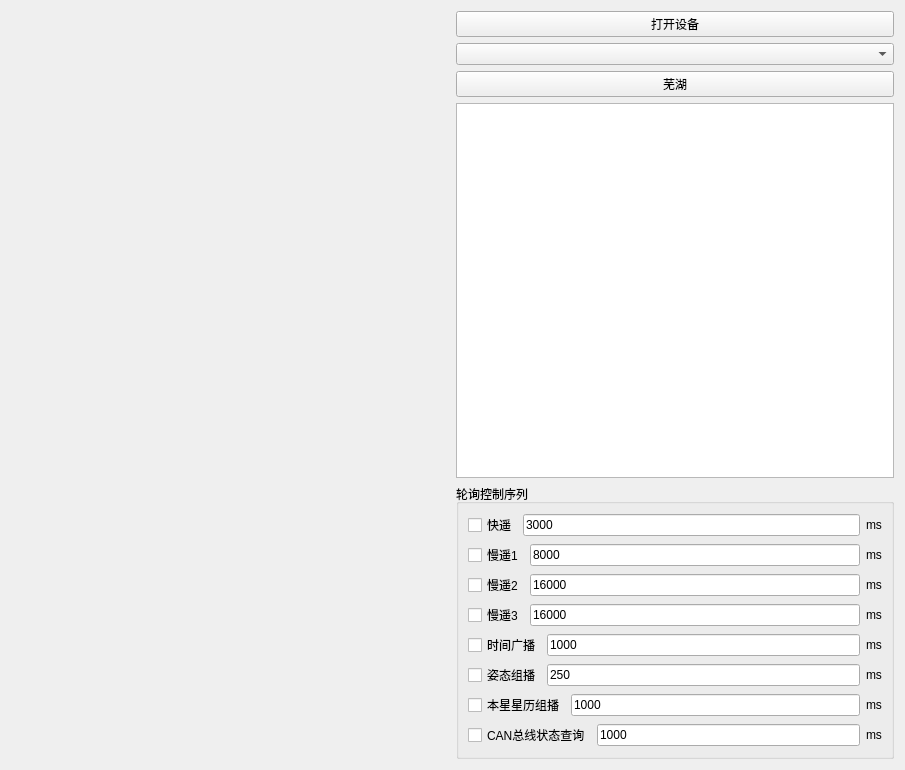
Above: JiangCan_Tools/can.ui from flamboyante/file-tools before the change. Below: the same form after it.
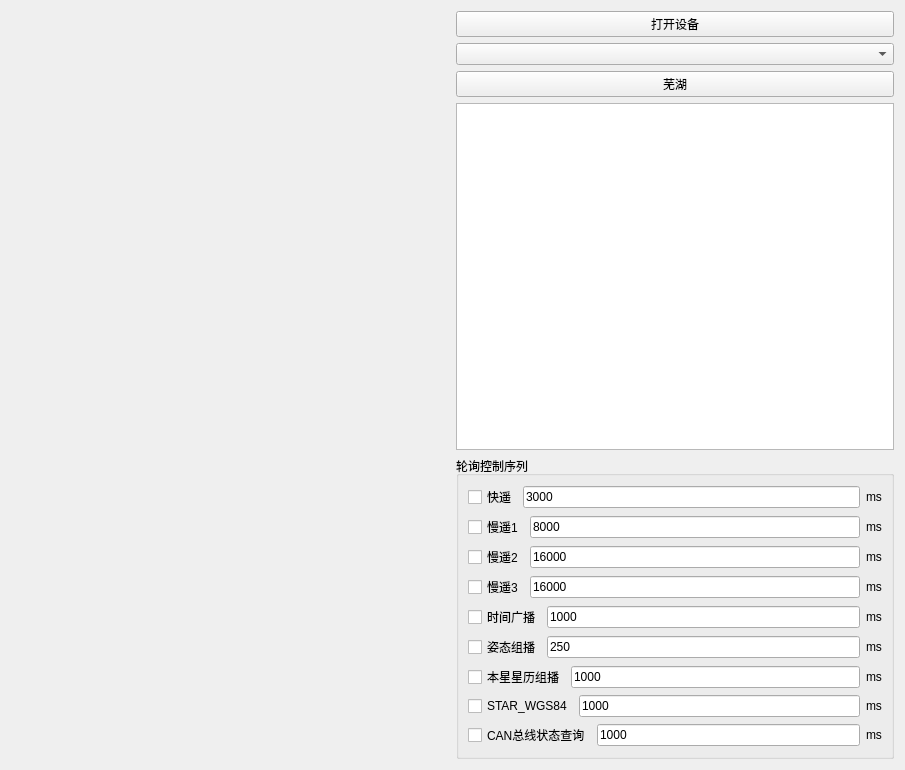
That is the form after the change.

Commit message: feat(can): add STAR_WGS84 dual-channel timed send

```diff
--- a/JiangCan_Tools/can.ui
+++ b/JiangCan_Tools/can.ui
@@ -250,6 +250,31 @@
             </item>
            </layout>
           </item>
+          <item>
+           <layout class="QHBoxLayout" name="horizontalLayout_11">
+            <item>
+             <widget class="QCheckBox" name="checkBox_star_wgs84">
+              <property name="text">
+               <string>STAR_WGS84</string>
+              </property>
+             </widget>
+            </item>
+            <item>
+             <widget class="QLineEdit" name="lineEdit_star_wgs84">
+              <property name="text">
+               <string>1000</string>
+              </property>
+             </widget>
+            </item>
+            <item>
+             <widget class="QLabel" name="label_12">
+              <property name="text">
+               <string>ms</string>
+              </property>
+             </widget>
+            </item>
+           </layout>
+          </item>
           <item>
            <layout class="QHBoxLayout" name="horizontalLayout_10">
             <item>
```
The commit also changes 2 other files.
